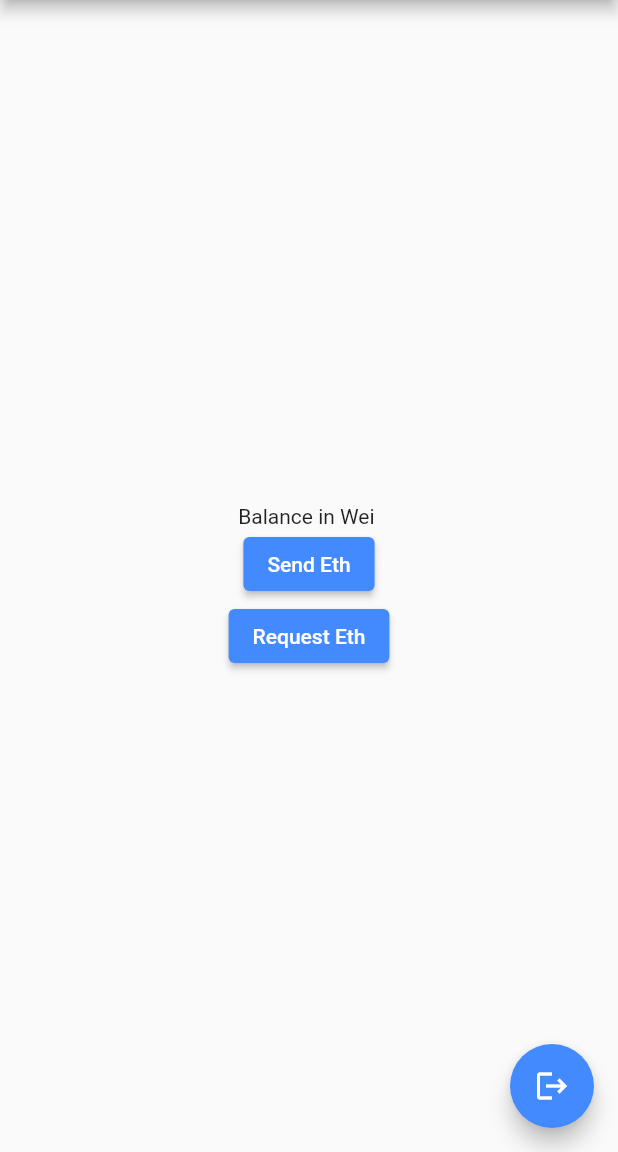
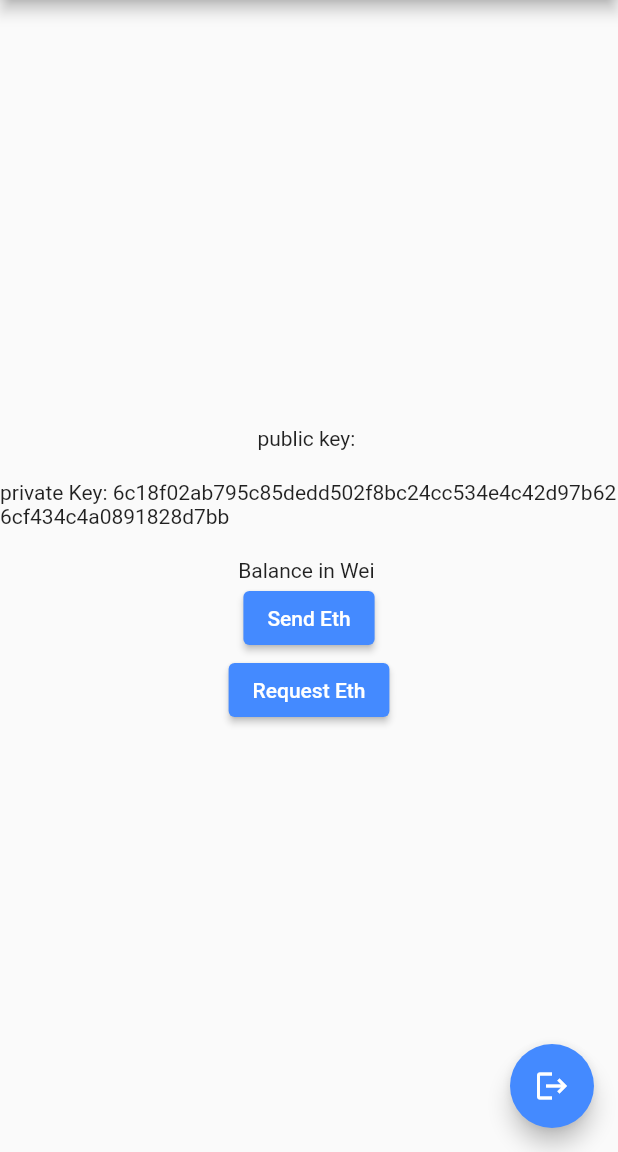
Before and after one commit to an-ku-sh/wallet, a Flutter app: the Wallet screen opened directly, on a phone screen of 412 x 824 dp, the part 84-1236 px from its top. Run offline on Flutter 3.47's test engine with Material 2 defaults, Android fonts, the phone set to English and light mode, and no system bars; our stand-ins replace hex, shared_preferences; missing offline and left inert: bip39, ed25519_hd_key, web3dart; accounts and stored records are empty.

Commit message:
hardcoded pv keys

```diff
--- a/lib/Pages/wallet_home_page.dart
+++ b/lib/Pages/wallet_home_page.dart
@@ -34,12 +34,14 @@ class WalletState extends State<Wallet> {
 
   Future<void> loadWalletData() async {
     print("load wallet called");
-    SharedPreferences preferences = await SharedPreferences.getInstance();
-    String? privateKey = preferences.getString('privateKey');
+    // SharedPreferences preferences = await SharedPreferences.getInstance();
+    // String? privateKey = preferences.getString('privateKey');
 
     //fetching balance using default web3dart methods
-    final credentials = EthPrivateKey.fromHex(privateKey!);
+    // final credentials = EthPrivateKey.fromHex(privateKey!);
+    final credentials = EthPrivateKey.fromHex(pv_key_ankush_dev);
     final address = credentials.address;
+    // pvKey = credentials.privateKey.toString();
     print(address.hexEip55);
     print(await ethClient?.getBalance(address));
     EtherAmount? bal = await ethClient?.getBalance(address);
@@ -48,7 +50,7 @@ class WalletState extends State<Wallet> {
       walletAddress = address.hexEip55;
       balance = bal?.getInWei.toString();
       creds = credentials;
-      pvKey = privateKey;
+      // pvKey = privateKey!;
     });
   }
 
@@ -80,7 +82,14 @@ class WalletState extends State<Wallet> {
           child: Column(
             mainAxisAlignment: MainAxisAlignment.center,
             children: [
-              Text(walletAddress),
+              Text('public key: $walletAddress'),
+              const SizedBox(
+                height: 20,
+              ),
+              Text('private Key: $pv_key_ankush_dev'),
+              const SizedBox(
+                height: 20,
+              ),
               Text("Balance in Wei $balance"),
               ElevatedButton(
                 onPressed: () {},
--- a/lib/Services/functions.dart
+++ b/lib/Services/functions.dart
@@ -5,8 +5,10 @@ import 'package:web3dart/web3dart.dart';
 Future<DeployedContract> loadContract() async {
   String abi = await rootBundle.loadString('lib/assets/abi.json');
   String contractAddress = contract_address;
-  final contract = DeployedContract(ContractAbi.fromJson(abi, 'Wallet'),
-      EthereumAddress.fromHex(contractAddress));
+  final contract = DeployedContract(
+    ContractAbi.fromJson(abi, 'Wallet'),
+    EthereumAddress.fromHex(contractAddress),
+  );
   return contract;
 }
 
--- a/lib/Utils/constants.dart
+++ b/lib/Utils/constants.dart
@@ -2,3 +2,9 @@ String infura_url =
     "https://goerli.infura.io/v3/541d9e3028d64feb81ebebdb5b2edc3e";
 
 String contract_address = "0xA426FE72f337fA07cC9FF071c93937C2d64F9A31";
+
+String pv_key_ankush_dev =
+    '6c18f02ab795c85dedd502f8bc24cc534e4c42d97b626cf434c4a0891828d7bb';
+
+String pv_key_dev =
+    '161d05975f2ab4369e165c4c4550311449546ddd9a257c743113cb6f0eb006b9';
```
